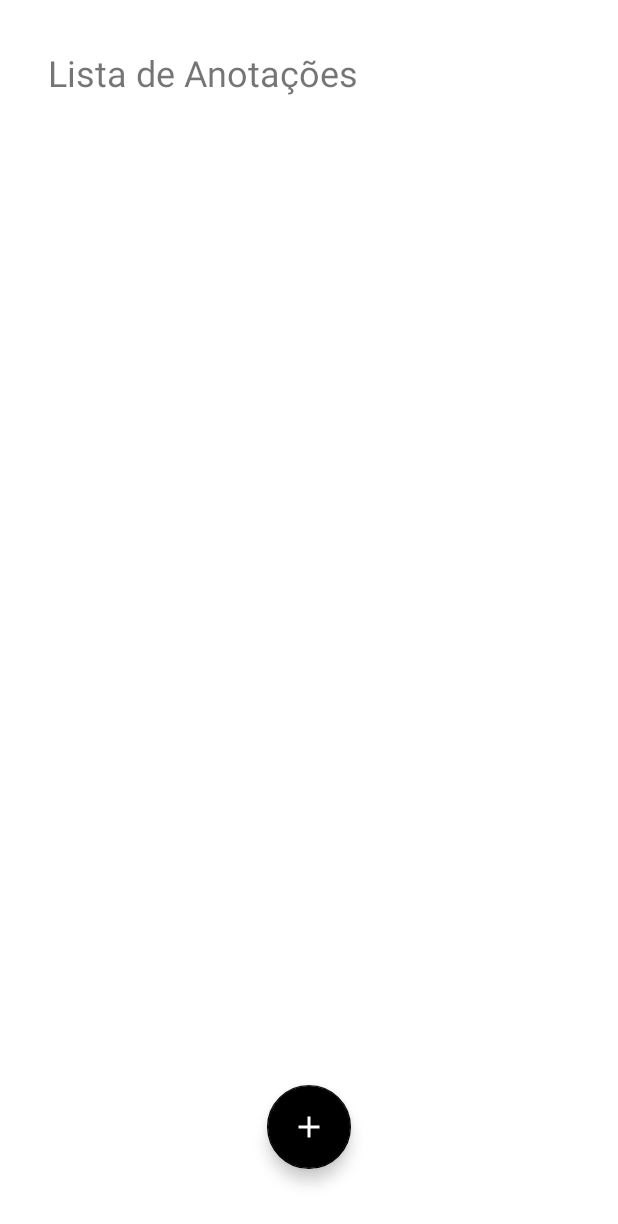
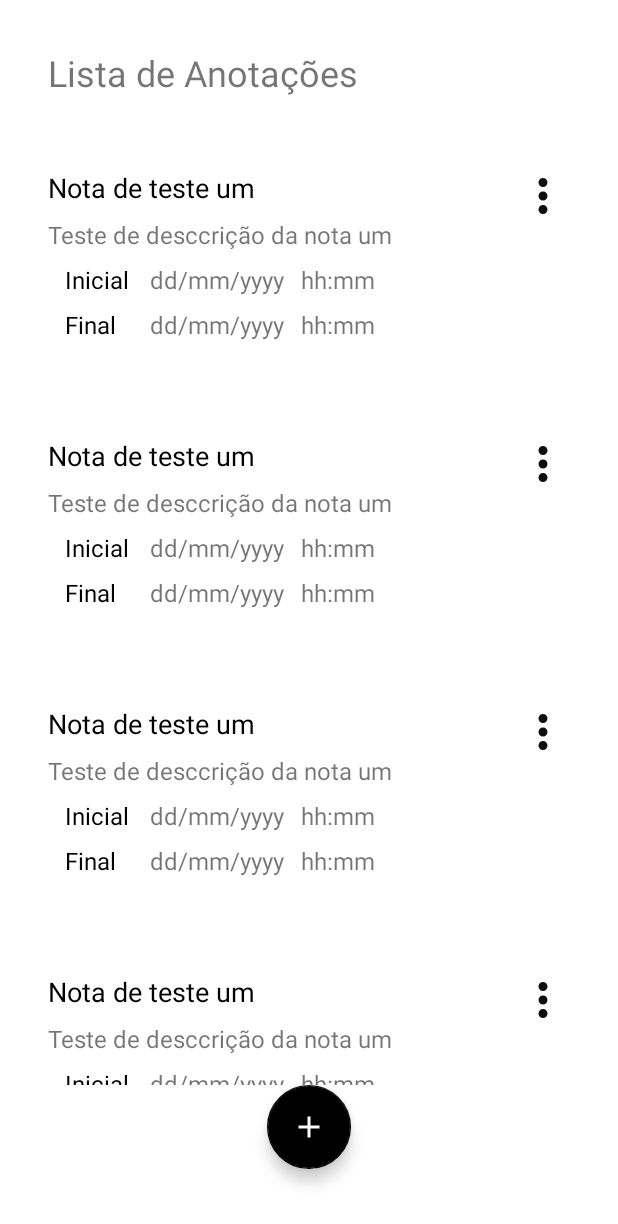
Before and after one commit to NeiTDutra/criar-lista-app-kotlin, an Android app: the layout activity_main.xml on its own in the app's theme, with its tools: preview values and no code run, on a phone screen of 412 x 824 dp. Shown: the top 1224 px of the screen. Run offline under Robolectric (Android 15) with nearby library versions, the phone set to English and light mode, and no system bars.

Commit message:
ajustando binding da recycler view

```diff
--- a/app/src/main/AndroidManifest.xml
+++ b/app/src/main/AndroidManifest.xml
@@ -9,7 +9,7 @@
         android:roundIcon="@mipmap/ic_launcher_round"
         android:supportsRtl="true"
         android:theme="@style/Theme.CriarLista">
-        <activity android:name=".MainActivity">
+        <activity android:name=".ui.MainActivity">
             <intent-filter>
                 <action android:name="android.intent.action.MAIN" />
 
--- /dev/null
+++ b/app/src/main/res/drawable/ic_more_vert_24.xml
@@ -0,0 +1,5 @@
+<vector android:height="24dp" android:tint="#0E0E0E"
+    android:viewportHeight="24" android:viewportWidth="24"
+    android:width="24dp" xmlns:android="http://schemas.android.com/apk/res/android">
+    <path android:fillColor="@android:color/white" android:pathData="M12,8c1.1,0 2,-0.9 2,-2s-0.9,-2 -2,-2 -2,0.9 -2,2 0.9,2 2,2zM12,10c-1.1,0 -2,0.9 -2,2s0.9,2 2,2 2,-0.9 2,-2 -0.9,-2 -2,-2zM12,16c-1.1,0 -2,0.9 -2,2s0.9,2 2,2 2,-0.9 2,-2 -0.9,-2 -2,-2z"/>
+</vector>
--- a/app/src/main/res/layout/activity_main.xml
+++ b/app/src/main/res/layout/activity_main.xml
@@ -4,7 +4,7 @@
     xmlns:tools="http://schemas.android.com/tools"
     android:layout_width="match_parent"
     android:layout_height="match_parent"
-    tools:context=".MainActivity">
+    tools:context=".ui.MainActivity">
 
     <TextView
         android:id="@+id/tv_title"
@@ -16,6 +16,17 @@
         android:textSize="24sp"
         app:layout_constraintStart_toStartOf="parent"
         app:layout_constraintTop_toTopOf="parent" />
+
+    <androidx.recyclerview.widget.RecyclerView
+        android:id="@+id/rvNota"
+        app:layout_constraintTop_toBottomOf="@id/tv_title"
+        android:layout_marginTop="16dp"
+        app:layout_constraintBottom_toTopOf="@id/fabNovaNota"
+        android:layout_width="match_parent"
+        android:layout_height="0dp"
+        app:layoutManager="androidx.recyclerview.widget.LinearLayoutManager"
+        tools:itemCount="8"
+        tools:listitem="@layout/item_nota"/>
 
     <com.google.android.material.floatingactionbutton.FloatingActionButton
         android:id="@+id/fabNovaNota"
--- /dev/null
+++ b/app/src/main/res/layout/item_nota.xml
@@ -0,0 +1,104 @@
+<?xml version="1.0" encoding="utf-8"?>
+<androidx.constraintlayout.widget.ConstraintLayout
+    xmlns:android="http://schemas.android.com/apk/res/android"
+    android:layout_width="match_parent"
+    android:layout_height="wrap_content"
+    android:layout_margin="16dp"
+    android:padding="16dp"
+    style="@style/Widget.MaterialComponents.Badge"
+    xmlns:app="http://schemas.android.com/apk/res-auto"
+    xmlns:tools="http://schemas.android.com/tools">
+
+    <com.google.android.material.textview.MaterialTextView
+        android:id="@+id/tvTitle"
+        app:layout_constraintStart_toStartOf="parent"
+        app:layout_constraintTop_toTopOf="parent"
+        android:layout_width="wrap_content"
+        android:layout_height="wrap_content"
+        tools:text="Nota de teste um"
+        android:textSize="18dp"
+        android:textColor="@color/black"/>
+
+    <com.google.android.material.textview.MaterialTextView
+        android:id="@+id/tvDescricao"
+        app:layout_constraintStart_toStartOf="parent"
+        app:layout_constraintTop_toBottomOf="@id/tvTitle"
+        tools:text="Teste de desccrição da nota um"
+        android:layout_marginTop="8dp"
+        android:textSize="16dp"
+        android:layout_width="wrap_content"
+        android:layout_height="wrap_content"/>
+
+    <com.google.android.material.textview.MaterialTextView
+        android:id="@+id/tvInicio"
+        android:layout_width="20pt"
+        android:layout_height="wrap_content"
+        android:text="@string/label_inicio"
+        android:textSize="16dp"
+        android:textColor="@color/black"
+        android:layout_marginTop="8dp"
+        app:layout_constraintTop_toBottomOf="@id/tvDescricao"
+        app:layout_constraintEnd_toStartOf="@id/tvDatePre"
+        app:layout_constraintStart_toStartOf="parent"/>
+
+    <com.google.android.material.textview.MaterialTextView
+        android:id="@+id/tvDatePre"
+        app:layout_constraintStart_toEndOf="@id/tvInicio"
+        app:layout_constraintTop_toTopOf="@id/tvInicio"
+        app:layout_constraintEnd_toStartOf="@id/tvTimePre"
+        android:textSize="16dp"
+        android:layout_width="wrap_content"
+        android:layout_height="wrap_content"
+        tools:text="dd/mm/yyyy"/>
+
+    <com.google.android.material.textview.MaterialTextView
+        android:id="@+id/tvTimePre"
+        android:layout_width="wrap_content"
+        android:layout_height="wrap_content"
+        android:textSize="16dp"
+        tools:text="hh:mm"
+        app:layout_constraintStart_toEndOf="@id/tvDatePre"
+        app:layout_constraintTop_toTopOf="@+id/tvDatePre"
+        app:layout_constraintEnd_toEndOf="@id/tvDescricao"/>
+
+    <com.google.android.material.textview.MaterialTextView
+        android:id="@+id/tvFinal"
+        android:layout_width="20pt"
+        android:layout_height="wrap_content"
+        android:layout_marginTop="8dp"
+        android:text="@string/label_final"
+        android:textSize="16dp"
+        android:textColor="@color/black"
+        app:layout_constraintStart_toStartOf="parent"
+        app:layout_constraintEnd_toStartOf="@id/tvDatePos"
+        app:layout_constraintTop_toBottomOf="@id/tvInicio"/>
+
+    <com.google.android.material.textview.MaterialTextView
+        android:id="@+id/tvDatePos"
+        app:layout_constraintStart_toEndOf="@id/tvFinal"
+        app:layout_constraintTop_toTopOf="@id/tvFinal"
+        app:layout_constraintEnd_toStartOf="@id/tvTimePos"
+        android:textSize="16dp"
+        android:layout_width="wrap_content"
+        android:layout_height="wrap_content"
+        tools:text="dd/mm/yyyy"/>
+
+    <com.google.android.material.textview.MaterialTextView
+        android:id="@+id/tvTimePos"
+        android:layout_width="wrap_content"
+        android:layout_height="wrap_content"
+        android:textSize="16dp"
+        tools:text="hh:mm"
+        app:layout_constraintStart_toEndOf="@id/tvDatePos"
+        app:layout_constraintTop_toTopOf="@+id/tvDatePos"
+        app:layout_constraintEnd_toEndOf="@id/tvDescricao"/>
+
+    <androidx.appcompat.widget.AppCompatImageView
+        android:id="@+id/imgMore"
+        app:layout_constraintTop_toTopOf="@id/tvTitle"
+        app:layout_constraintEnd_toEndOf="parent"
+        app:srcCompat="@drawable/ic_more_vert_24"
+        android:layout_width="36dp"
+        android:layout_height="36dp"/>
+
+</androidx.constraintlayout.widget.ConstraintLayout>
--- a/app/src/main/res/values/strings.xml
+++ b/app/src/main/res/values/strings.xml
@@ -11,4 +11,6 @@
     <string name="app_btn_criar_nota">Criar Nota</string>
     <string name="app_btn_cancelar_nota">Cancelar</string>
     <string name="app_btn_criar_nota_description">Adicionar nova nota</string>
+    <string name="label_inicio">Inicial</string>
+    <string name="label_final">Final</string>
 </resources>
```
Also changed, not shown: app/src/main/java/com/example/criarlista/MainActivity.kt (deleted, +0 -11 lines), app/src/main/java/com/example/criarlista/datasource/NoteDataSource.kt (+15 -3 lines), app/src/main/java/com/example/criarlista/ui/AddNoteActivity.kt (+29 -11 lines), app/src/main/java/com/example/criarlista/ui/MainActivity.kt (added, +29 -0 lines), app/src/main/java/com/example/criarlista/ui/NoteListAdapter.kt (added, +42 -0 lines), app/src/main/res/layout/activity_add_note.xml (renamed from app/src/main/res/layout/activity_add_task.xml).
